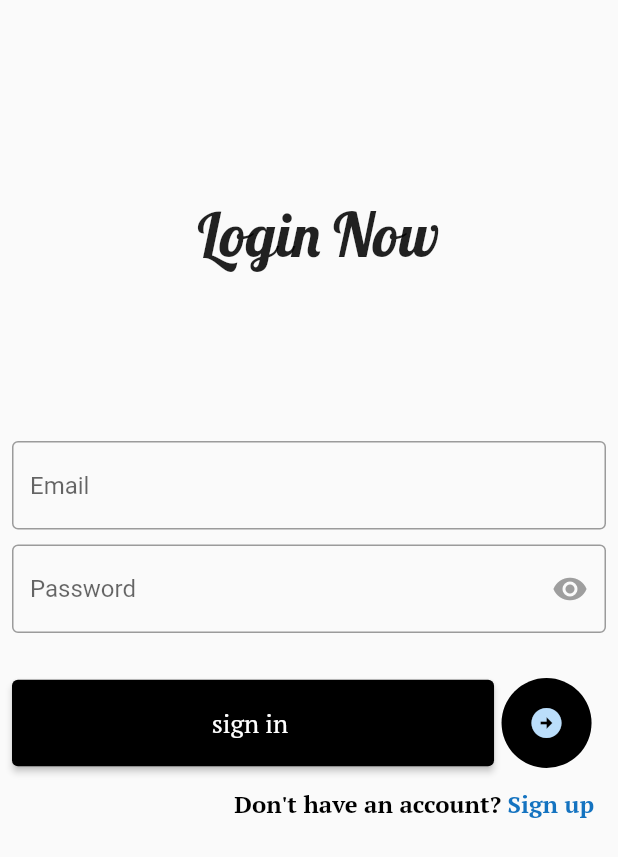
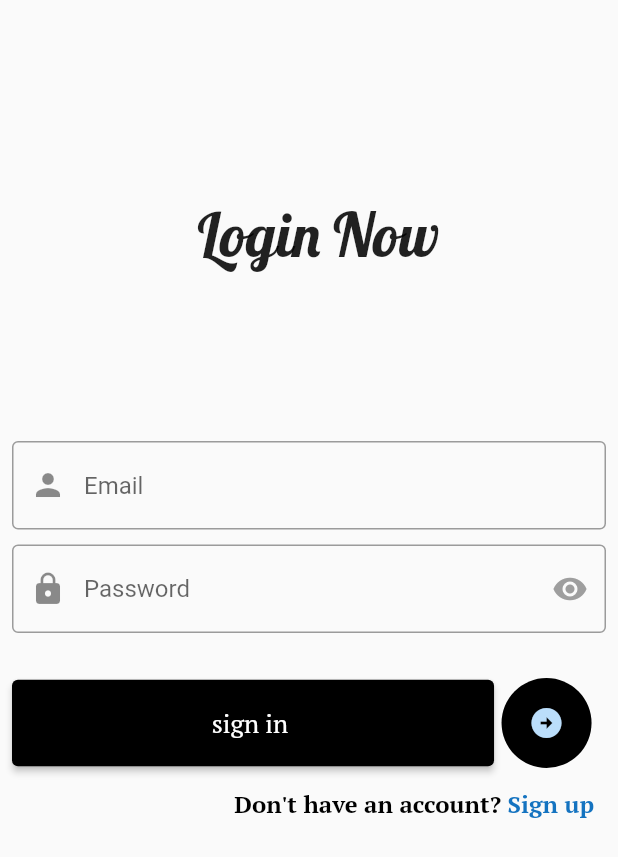
Before and after one commit to binuprasad/loginpage-sqflite, a Flutter app: the screen it shows after launch, on a phone screen of 412 x 824 dp. Shown: the top 857 px of the screen. Run offline on Flutter 3.47's test engine with Material 2 defaults, Android fonts, the phone set to English and light mode, and no system bars; our stand-ins replace get, google_fonts, sqflite; accounts and stored records are empty.

Commit message:
home screen created

```diff
--- a/lib/main.dart
+++ b/lib/main.dart
@@ -1,7 +1,7 @@
 import 'package:flutter/material.dart';
 import 'package:get/get.dart';
 import 'package:login_page_using_sql/db/db_functions.dart';
-import 'package:login_page_using_sql/view/home.dart';
+import 'package:login_page_using_sql/view/login.dart';
 
 void main()async {
 
--- a/lib/view/home.dart
+++ b/lib/view/home.dart
@@ -1,133 +1,37 @@
-import 'dart:developer';
-
-import 'package:flutter/gestures.dart';
 import 'package:flutter/material.dart';
 import 'package:get/get.dart';
 import 'package:google_fonts/google_fonts.dart';
 import 'package:login_page_using_sql/const/colors.dart';
-import 'package:login_page_using_sql/const/height.dart';
-import 'package:login_page_using_sql/controller/login_controller.dart';
-import 'package:login_page_using_sql/view/create_account.dart';
+import 'package:login_page_using_sql/controller/create_account_controller.dart';
+import 'package:login_page_using_sql/db/db_functions.dart';
 
-import 'widgets/textform_field.dart';
-
-class LoginPage extends StatelessWidget {
-  LoginPage({Key? key}) : super(key: key);
-  final loginPagecontroller = Get.put(LoginController());
-
+class Home extends StatelessWidget {
+  Home({Key? key}) : super(key: key);
+  final createaccountController = Get.put(CreateAccountController());
   @override
   Widget build(BuildContext context) {
     return Scaffold(
+      appBar: AppBar(
+        title: Text(
+          'Record',
+          style: GoogleFonts.ptSerif(color: black,fontSize: 19),
+        ),
+        backgroundColor: white,
+        elevation: 0,
+      ),
       body: Padding(
-        padding: const EdgeInsets.all(8.0),
-        child: SingleChildScrollView(
-          child: Column(
-            crossAxisAlignment: CrossAxisAlignment.start,
-            children: [
-              Padding(
-                padding: EdgeInsets.only(
-                    top: MediaQuery.of(context).size.width * 0.3,
-                    left: MediaQuery.of(context).size.width * 0.3,
-                    bottom: MediaQuery.of(context).size.height * 0.1),
-                child: Text(
-                  'Login Now',
-                  style: GoogleFonts.lobster(fontSize: 40),
-                ),
+        padding: const EdgeInsets.only(top: 40),
+        child: ListView.builder(
+          itemCount: peopleDetail.length,
+          itemBuilder: (BuildContext context, int index) {
+            return Card(
+              child: ListTile(
+                title: Text(peopleDetail[index].name),
+                subtitle: Text(peopleDetail[index].phone),
+                // onTap: () => ,
               ),
-              h30,
-              Form(
-                key: loginPagecontroller.formKey,
-                child: Column(
-                  children: [
-                    Textformfield(
-                      hinttext: 'Email',
-                      validator: (value) {
-                        return loginPagecontroller.emailValidator(value);
-                      },
-                      textcontrolller: loginPagecontroller.emailController,
-                    ),
-                    h10,
-                    Obx(
-                      () => Textformfield(
-                        obscure: loginPagecontroller.isobscure.value,
-                        hinttext: 'Password',
-                        validator: (value) {
-                          return loginPagecontroller.passwordValidator(value);
-                        },
-                        lines: 1,
-                        suffixIcon: IconButton(
-                          onPressed: () {
-                            loginPagecontroller.isobscure.value =
-                                !loginPagecontroller.isobscure.value;
-                          },
-                          icon: Icon(
-                            loginPagecontroller.isobscure.value
-                                ? Icons.visibility_off
-                                : Icons.visibility,
-                            color: Colors.grey,
-                          ),
-                        ),
-                        textcontrolller: loginPagecontroller.passwordController,
-                      ),
-                    ),
-                  ],
-                ),
-              ),
-              h30,
-              Row(
-                children: [
-                  SizedBox(
-                    width: MediaQuery.of(context).size.width * 0.78,
-                    height: MediaQuery.of(context).size.height * 0.07,
-                    child: ElevatedButton(
-                      onPressed: () {
-                        loginPagecontroller.buttonclickValidator();
-                      },
-                      style: ButtonStyle(
-                        backgroundColor: MaterialStateProperty.all(black),
-                      ),
-                      child: Text(
-                        'sign in ',
-                        style: GoogleFonts.ptSerif(fontSize: 17),
-                      ),
-                    ),
-                  ),
-                  w5,
-                  const CircleAvatar(
-                    radius: 30,
-                    backgroundColor: black,
-                    child: Icon(Icons.arrow_circle_right_sharp),
-                  )
-                ],
-              ),
-              h5,
-              Padding(
-                padding: const EdgeInsets.all(8.0),
-                child: Align(
-                  alignment: Alignment.topRight,
-                  child: RichText(
-                    text: TextSpan(
-                      text: "Don't have an account? ",
-                      style: GoogleFonts.ptSerif(
-                          color: black,
-                          fontWeight: FontWeight.bold,
-                          fontSize: 16),
-                      children: <TextSpan>[
-                        TextSpan(
-                          text: 'Sign up',
-                          style: GoogleFonts.ptSerif(color: blue),
-                          recognizer: TapGestureRecognizer()
-                            ..onTap = () => Get.to(() => CreateAccount(),
-                                duration: const Duration(milliseconds: 3000),
-                                transition: Transition.native),
-                        ),
-                      ],
-                    ),
-                  ),
-                ),
-              ),
-            ],
-          ),
+            );
+          },
         ),
       ),
     );
--- /dev/null
+++ b/lib/view/login.dart
@@ -0,0 +1,135 @@
+import 'package:flutter/gestures.dart';
+import 'package:flutter/material.dart';
+import 'package:get/get.dart';
+import 'package:google_fonts/google_fonts.dart';
+import 'package:login_page_using_sql/const/colors.dart';
+import 'package:login_page_using_sql/const/height.dart';
+import 'package:login_page_using_sql/controller/login_controller.dart';
+import 'package:login_page_using_sql/view/create_account.dart';
+
+import 'widgets/textform_field.dart';
+
+class LoginPage extends StatelessWidget {
+  LoginPage({Key? key}) : super(key: key);
+  final loginPagecontroller = Get.put(LoginController());
+
+  @override
+  Widget build(BuildContext context) {
+    return Scaffold(
+      body: Padding(
+        padding: const EdgeInsets.all(8.0),
+        child: SingleChildScrollView(
+          child: Column(
+            crossAxisAlignment: CrossAxisAlignment.start,
+            children: [
+              Padding(
+                padding: EdgeInsets.only(
+                    top: MediaQuery.of(context).size.width * 0.3,
+                    left: MediaQuery.of(context).size.width * 0.3,
+                    bottom: MediaQuery.of(context).size.height * 0.1),
+                child: Text(
+                  'Login Now',
+                  style: GoogleFonts.lobster(fontSize: 40),
+                ),
+              ),
+              h30,
+              Form(
+                key: loginPagecontroller.formKey,
+                child: Column(
+                  children: [
+                    Textformfield(
+                      hinttext: 'Email',
+                      validator: (value) {
+                        return loginPagecontroller.emailValidator(value);
+                      },
+                      textcontrolller: loginPagecontroller.emailController,
+                      prefixIcon: Icons.person,
+                    ),
+                    h10,
+                    Obx(
+                      () => Textformfield(
+                        obscure: loginPagecontroller.isobscure.value,
+                        hinttext: 'Password',
+                        validator: (value) {
+                          return loginPagecontroller.passwordValidator(value);
+                        },
+                        lines: 1,
+                        suffixIcon: IconButton(
+                          onPressed: () {
+                            loginPagecontroller.isobscure.value =
+                                !loginPagecontroller.isobscure.value;
+                          },
+                          icon: Icon(
+                            loginPagecontroller.isobscure.value
+                                ? Icons.visibility_off
+                                : Icons.visibility,
+                            color: Colors.grey,
+                          ),
+                        ),
+                        textcontrolller: loginPagecontroller.passwordController,
+                        prefixIcon: Icons.lock,
+                      ),
+                    ),
+                  ],
+                ),
+              ),
+              h30,
+              Row(
+                children: [
+                  SizedBox(
+                    width: MediaQuery.of(context).size.width * 0.78,
+                    height: MediaQuery.of(context).size.height * 0.07,
+                    child: ElevatedButton(
+                      onPressed: () {
+                        loginPagecontroller.buttonclickValidator();
+                      },
+                      style: ButtonStyle(
+                        backgroundColor: MaterialStateProperty.all(black),
+                      ),
+                      child: Text(
+                        'sign in ',
+                        style: GoogleFonts.ptSerif(fontSize: 17),
+                      ),
+                    ),
+                  ),
+                  w5,
+                  const CircleAvatar(
+                    radius: 30,
+                    backgroundColor: black,
+                    child: Icon(Icons.arrow_circle_right_sharp),
+                  )
+                ],
+              ),
+              h5,
+              Padding(
+                padding: const EdgeInsets.all(8.0),
+                child: Align(
+                  alignment: Alignment.topRight,
+                  child: RichText(
+                    text: TextSpan(
+                      text: "Don't have an account? ",
+                      style: GoogleFonts.ptSerif(
+                          color: black,
+                          fontWeight: FontWeight.bold,
+                          fontSize: 16),
+                      children: <TextSpan>[
+                        TextSpan(
+                          text: 'Sign up',
+                          style: GoogleFonts.ptSerif(color: blue),
+                          recognizer: TapGestureRecognizer()
+                            ..onTap = () => Get.to(() => CreateAccount(),
+                                duration: const Duration(milliseconds: 3000),
+                                transition: Transition.native),
+                        ),
+                      ],
+                    ),
+                  ),
+                ),
+              ),
+            ],
+          ),
+        ),
+      ),
+    );
+  }
+}
--- a/lib/view/widgets/textform_field.dart
+++ b/lib/view/widgets/textform_field.dart
@@ -4,29 +4,31 @@ import 'package:login_page_using_sql/controller/login_controller.dart';
 
 // ignore: must_be_immutable
 class Textformfield extends StatelessWidget {
-  Textformfield({Key? key, required this.hinttext, this.suffixIcon, this.lines,this.validator,this.obscure, required this.textcontrolller})
+  Textformfield({Key? key, required this.hinttext, this.suffixIcon, this.lines,this.validator,this.obscure, required this.textcontrolller, required this.prefixIcon})
       : super(key: key);
-  final logincontroller = Get.put(LoginController());
+ final logincontroller = Get.put(LoginController());
  final String hinttext;
  final Widget? suffixIcon;
  final int? lines;
  final bool?obscure;
  final TextEditingController textcontrolller;
  final String? Function(String?)? validator;
+ final IconData prefixIcon;
   @override
   Widget build(BuildContext context) {
     return TextFormField(
       decoration: InputDecoration(
         border: const OutlineInputBorder(),
         hintText: hinttext,
-
+      prefixIcon: Icon(prefixIcon),
 
         suffixIcon: suffixIcon,
       ),
       obscureText: obscure ?? false,
       maxLines: lines,
       validator: validator,
-      controller:textcontrolller ,
+      controller:textcontrolller,
+
     );
   }
 }
```
Also changed, not shown: lib/controller/create_account_controller.dart (+21 -1 lines), lib/db/db_functions.dart (+7 -0 lines), lib/view/create_account.dart (+22 -7 lines).
